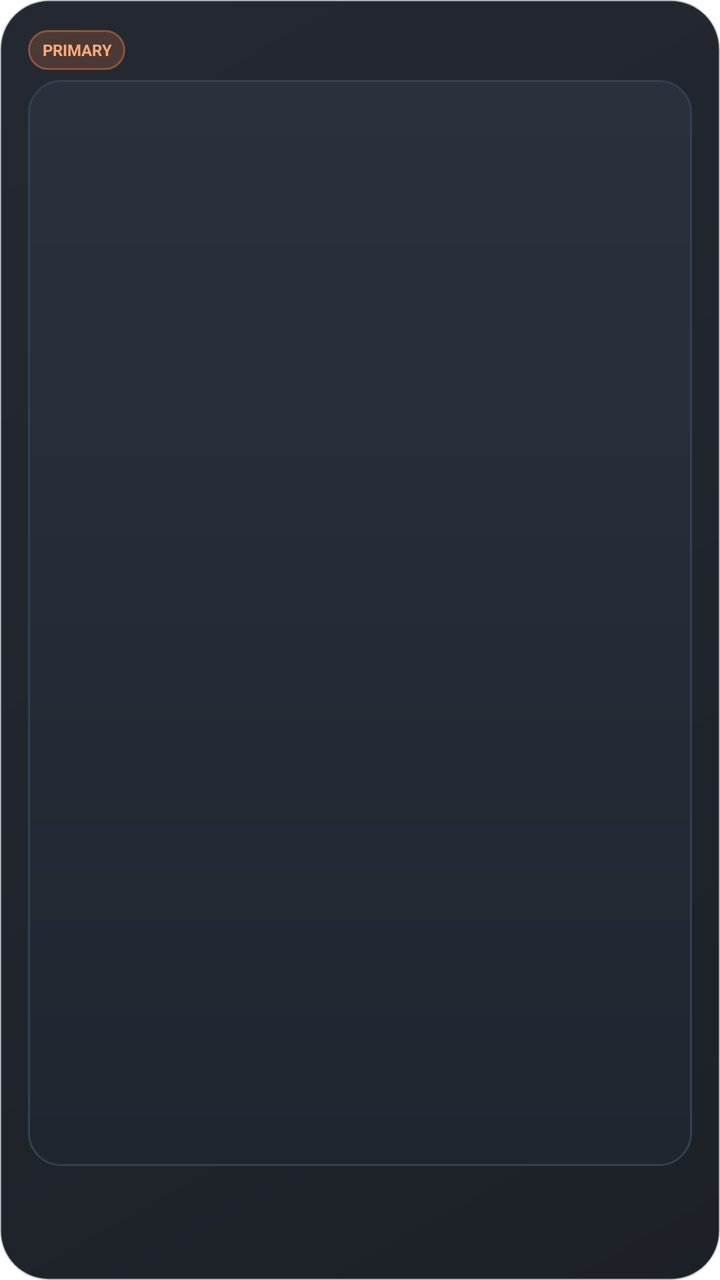
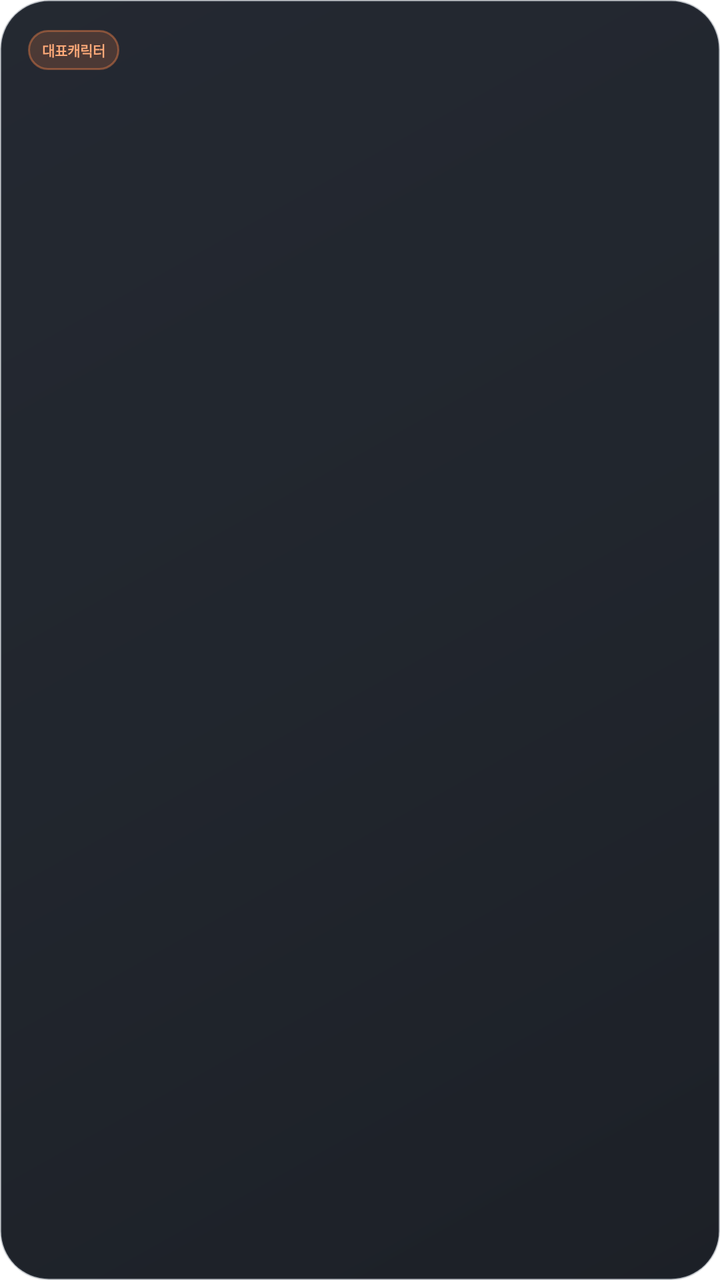

Compare the two renders of this Android layout. The source of the first and the diff that turns it into the second are given below.
<!-- AndroidManifest.xml: application theme Theme.maple_guild_tracker -->
<!-- res/layout/widget_primary_square.xml -->
<?xml version="1.0" encoding="utf-8"?>
<LinearLayout xmlns:android="http://schemas.android.com/apk/res/android"
    android:id="@+id/primary_widget_root"
    android:layout_width="match_parent"
    android:layout_height="match_parent"
    android:background="@drawable/maple_widget_background"
    android:orientation="vertical">
    <LinearLayout android:layout_width="match_parent" android:layout_height="24dp" android:gravity="center_vertical" android:orientation="horizontal">
        <TextView android:layout_width="wrap_content" android:layout_height="20dp" android:background="@drawable/maple_widget_label_background" android:gravity="center" android:paddingLeft="7dp" android:paddingRight="7dp" android:text="PRIMARY" android:textColor="#FFAA79" android:textSize="8sp" android:textStyle="bold" />
        <TextView android:id="@+id/primary_name" android:layout_width="0dp" android:layout_height="wrap_content" android:layout_marginStart="7dp" android:layout_weight="1" android:ellipsize="end" android:gravity="end" android:maxLines="1" android:textColor="#D8DEE8" android:textSize="10sp" android:textStyle="bold" />
    </LinearLayout>
    <FrameLayout android:layout_width="match_parent" android:layout_height="0dp" android:layout_marginTop="3dp" android:layout_weight="1" android:background="@drawable/maple_widget_avatar_panel">
        <ImageView android:id="@+id/primary_avatar" android:layout_width="match_parent" android:layout_height="match_parent" android:adjustViewBounds="true" android:contentDescription="대표 캐릭터" android:scaleType="fitCenter" />
    </FrameLayout>
    <LinearLayout android:layout_width="match_parent" android:layout_height="42dp" android:layout_marginTop="4dp" android:gravity="center" android:orientation="vertical">
        <TextView android:id="@+id/primary_rate" android:layout_width="match_parent" android:layout_height="wrap_content" android:gravity="center" android:maxLines="1" android:textColor="#FFFFFF" android:textSize="18sp" android:textStyle="bold" />
        <TextView android:id="@+id/primary_gain" android:layout_width="match_parent" android:layout_height="wrap_content" android:gravity="center" android:maxLines="1" android:textColor="#69D9B6" android:textSize="9sp" android:textStyle="bold" />
    </LinearLayout>
</LinearLayout>
<!-- resources referenced by this layout -->
<resources>
  <!-- drawable maple_widget_avatar_panel (drawable) -->
  <?xml version="1.0" encoding="utf-8"?>
  <shape xmlns:android="http://schemas.android.com/apk/res/android" android:shape="rectangle">
      <gradient android:angle="270" android:startColor="#2A313D" android:endColor="#202630" />
      <stroke android:width="1dp" android:color="#34404E" />
      <corners android:radius="16dp" />
  </shape>
  <!-- drawable maple_widget_background (drawable) -->
  <?xml version="1.0" encoding="utf-8"?>
  <shape xmlns:android="http://schemas.android.com/apk/res/android" android:shape="rectangle">
      <gradient android:angle="315" android:startColor="#F51B2029" android:centerColor="#F5181D25" android:endColor="#F513171E" />
      <stroke android:width="1dp" android:color="#4A45505F" />
      <corners android:radius="24dp" />
      <padding android:left="14dp" android:top="13dp" android:right="14dp" android:bottom="11dp" />
  </shape>
  <!-- drawable maple_widget_label_background (drawable) -->
  <?xml version="1.0" encoding="utf-8"?>
  <shape xmlns:android="http://schemas.android.com/apk/res/android" android:shape="rectangle">
      <solid android:color="#2EFF874A" />
      <stroke android:width="1dp" android:color="#66FF874A" />
      <corners android:radius="10dp" />
  </shape>
  <style name="Theme.maple_guild_tracker" parent="Theme.MaterialComponents.DayNight.NoActionBar">
          
      </style>
</resources>

<!-- the commit's change to res/layout/widget_primary_square.xml (unified diff, before → after) -->
@@ -6,10 +6,10 @@
     android:background="@drawable/maple_widget_background"
     android:orientation="vertical">
     <LinearLayout android:layout_width="match_parent" android:layout_height="24dp" android:gravity="center_vertical" android:orientation="horizontal">
-        <TextView android:layout_width="wrap_content" android:layout_height="20dp" android:background="@drawable/maple_widget_label_background" android:gravity="center" android:paddingLeft="7dp" android:paddingRight="7dp" android:text="PRIMARY" android:textColor="#FFAA79" android:textSize="8sp" android:textStyle="bold" />
+        <TextView android:layout_width="wrap_content" android:layout_height="20dp" android:background="@drawable/maple_widget_label_background" android:gravity="center" android:paddingLeft="7dp" android:paddingRight="7dp" android:text="대표캐릭터" android:textColor="#FFAA79" android:textSize="7sp" android:textStyle="bold" />
         <TextView android:id="@+id/primary_name" android:layout_width="0dp" android:layout_height="wrap_content" android:layout_marginStart="7dp" android:layout_weight="1" android:ellipsize="end" android:gravity="end" android:maxLines="1" android:textColor="#D8DEE8" android:textSize="10sp" android:textStyle="bold" />
     </LinearLayout>
-    <FrameLayout android:layout_width="match_parent" android:layout_height="0dp" android:layout_marginTop="3dp" android:layout_weight="1" android:background="@drawable/maple_widget_avatar_panel">
+    <FrameLayout android:layout_width="match_parent" android:layout_height="0dp" android:layout_marginTop="3dp" android:layout_weight="1">
         <ImageView android:id="@+id/primary_avatar" android:layout_width="match_parent" android:layout_height="match_parent" android:adjustViewBounds="true" android:contentDescription="대표 캐릭터" android:scaleType="fitCenter" />
     </FrameLayout>
     <LinearLayout android:layout_width="match_parent" android:layout_height="42dp" android:layout_marginTop="4dp" android:gravity="center" android:orientation="vertical">
<!-- resource entries referenced after the edit -->
@@ -1,12 +1,5 @@
 <!-- resources referenced by this layout -->
 <resources>
-  <!-- drawable maple_widget_avatar_panel (drawable) -->
-  <?xml version="1.0" encoding="utf-8"?>
-  <shape xmlns:android="http://schemas.android.com/apk/res/android" android:shape="rectangle">
-      <gradient android:angle="270" android:startColor="#2A313D" android:endColor="#202630" />
-      <stroke android:width="1dp" android:color="#34404E" />
-      <corners android:radius="16dp" />
-  </shape>
   <!-- drawable maple_widget_background (drawable) -->
   <?xml version="1.0" encoding="utf-8"?>
   <shape xmlns:android="http://schemas.android.com/apk/res/android" android:shape="rectangle">
